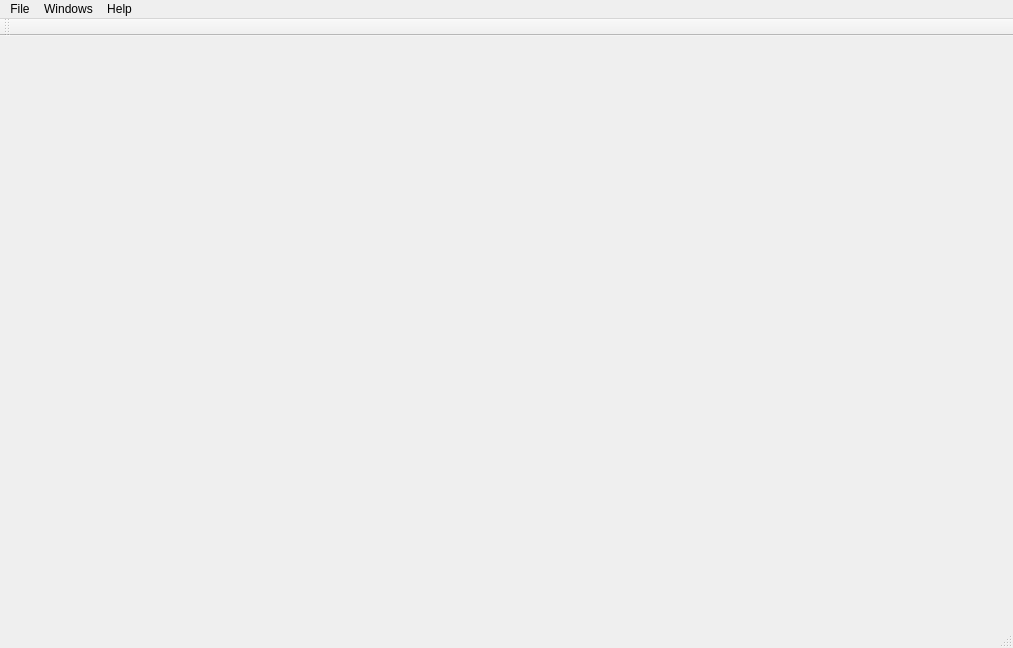
Before: the Qt Designer form MainWindow.ui in CodElecCz/CameraUIv1, drawn with Qt 5.
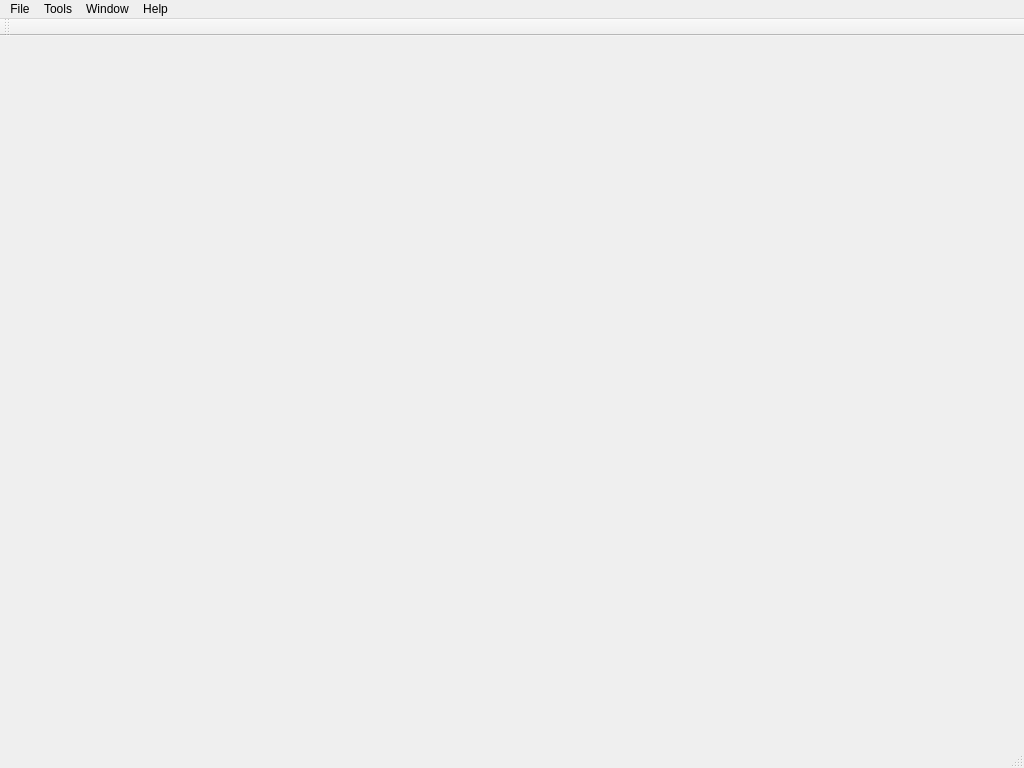
After: the same form once the commit is applied. Icons and pictures are not drawn.

```diff
--- a/MainWindow.ui
+++ b/MainWindow.ui
@@ -6,8 +6,8 @@
    <rect>
     <x>0</x>
     <y>0</y>
-    <width>1013</width>
-    <height>648</height>
+    <width>1024</width>
+    <height>768</height>
    </rect>
   </property>
   <property name="windowTitle">
@@ -23,7 +23,7 @@
     <rect>
      <x>0</x>
      <y>0</y>
-     <width>1013</width>
+     <width>1024</width>
      <height>21</height>
     </rect>
    </property>
@@ -34,19 +34,27 @@
     <addaction name="separator"/>
     <addaction name="actionExit"/>
    </widget>
-   <widget class="QMenu" name="menuTools">
-    <property name="title">
-     <string>Windows</string>
-    </property>
-   </widget>
    <widget class="QMenu" name="menuHelp">
     <property name="title">
      <string>Help</string>
     </property>
     <addaction name="actionAbout"/>
    </widget>
+   <widget class="QMenu" name="menuTools">
+    <property name="title">
+     <string>Tools</string>
+    </property>
+   </widget>
+   <widget class="QMenu" name="menuWindow">
+    <property name="title">
+     <string>Window</string>
+    </property>
+    <addaction name="actionOpenAll"/>
+    <addaction name="actionCloseAll"/>
+   </widget>
    <addaction name="menuFile"/>
    <addaction name="menuTools"/>
+   <addaction name="menuWindow"/>
    <addaction name="menuHelp"/>
   </widget>
   <widget class="QToolBar" name="mainToolBar">
```
Left out of the diff: 33 changed lines with no effect on the pictures.
